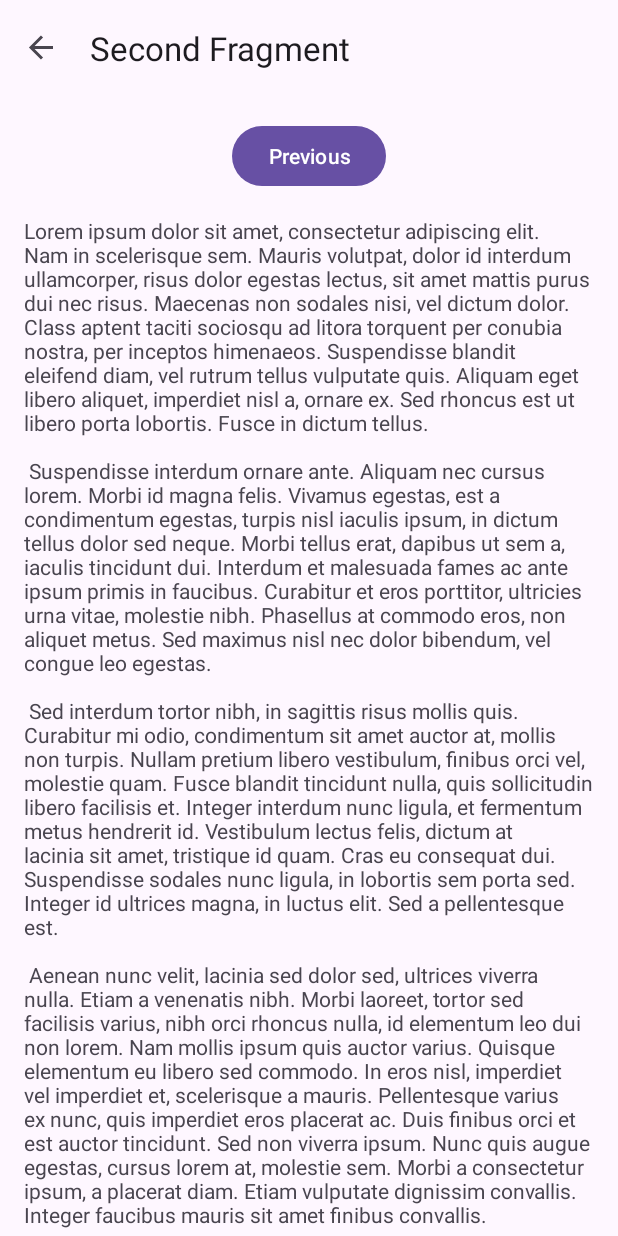
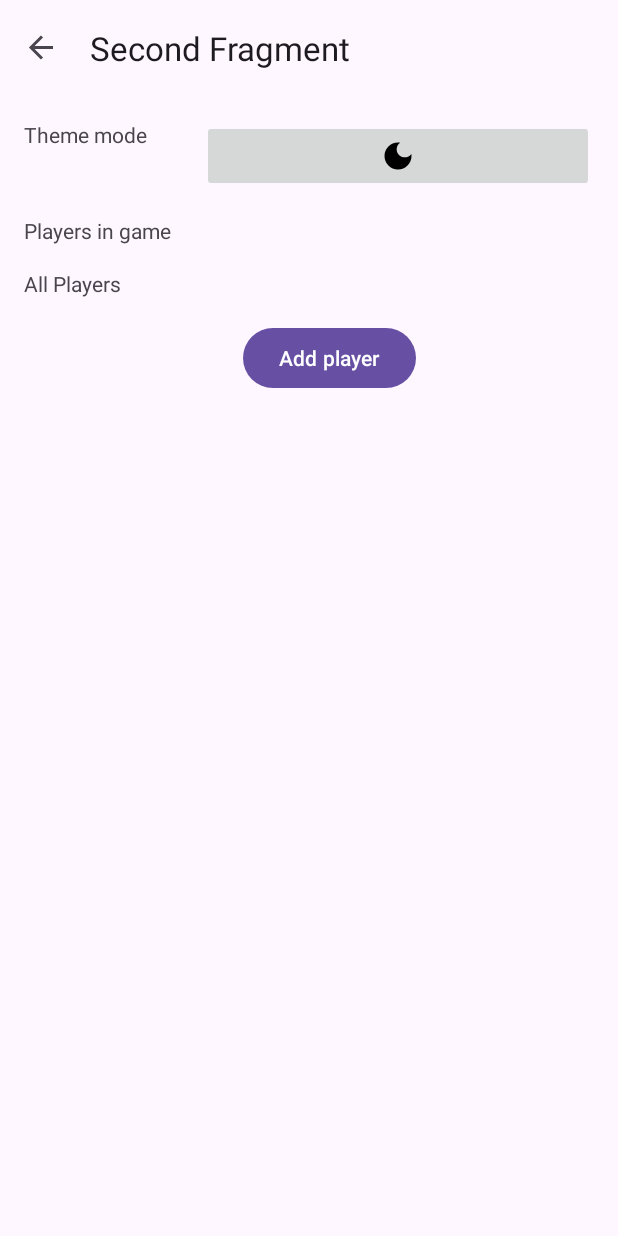
Before and after one commit to exxuslee/MunchkinSimpleCounter, an Android app: the SettingFragment screen opened through its navigation route, on a phone screen of 412 x 824 dp. Run offline under Robolectric (Android 15) with nearby library versions, the phone set to English and light mode, and no system bars; our stand-ins replace Room's generated code, navigation-ui.

Commit message:
config fragment second layout

```diff
--- a/app/src/main/java/com/exxuslee/ui/MainAdapter.kt
+++ b/app/src/main/java/com/exxuslee/ui/MainAdapter.kt
@@ -51,18 +51,6 @@ class MainAdapter : RecyclerView.Adapter<MainAdapter.ViewHolder>() {
         players = players.plus(Player(5))
         players = players.plus(Player(6))
         players = players.plus(Player(7))
-        players = players.plus(Player(7))
-        players = players.plus(Player(7))
-        players = players.plus(Player(7))
-        players = players.plus(Player(7))
-        players = players.plus(Player(7))
-        players = players.plus(Player(7))
-        players = players.plus(Player(7))
-        players = players.plus(Player(7))
-        players = players.plus(Player(7))
-        players = players.plus(Player(7))
-        players = players.plus(Player(7))
-        players = players.plus(Player(7))
         players = players.plus(Player(8))
 
         Log.d(TAG, this.players.toString())
--- a/app/src/main/java/com/exxuslee/ui/MainFragment.kt
+++ b/app/src/main/java/com/exxuslee/ui/MainFragment.kt
@@ -29,11 +29,9 @@ class MainFragment : Fragment(), MenuProvider {
 
     override fun onViewCreated(view: View, savedInstanceState: Bundle?) {
         super.onViewCreated(view, savedInstanceState)
-        val menuHost: MenuHost = requireActivity()
-        menuHost.addMenuProvider(this, viewLifecycleOwner, Lifecycle.State.RESUMED)
+        requireActivity().addMenuProvider(this, viewLifecycleOwner, Lifecycle.State.RESUMED)
+
         viewModel.loadPlayers()
-
-
         val mainAdapter = MainAdapter()
         binding.recyclerView.adapter = mainAdapter
         mainAdapter.tableHeader()
--- a/app/src/main/java/com/exxuslee/ui/SettingFragment.kt
+++ b/app/src/main/java/com/exxuslee/ui/SettingFragment.kt
@@ -26,10 +26,6 @@ class SettingFragment : Fragment() {
 
     override fun onViewCreated(view: View, savedInstanceState: Bundle?) {
         super.onViewCreated(view, savedInstanceState)
-
-        binding.buttonSecond.setOnClickListener {
-            findNavController().navigate(R.id.action_SecondFragment_to_FirstFragment)
-        }
     }
 
     override fun onDestroyView() {
--- /dev/null
+++ b/app/src/main/res/drawable/ic_baseline_dark_mode_24.xml
@@ -0,0 +1,5 @@
+<vector android:height="24dp" android:tint="#000000"
+    android:viewportHeight="24" android:viewportWidth="24"
+    android:width="24dp" xmlns:android="http://schemas.android.com/apk/res/android">
+    <path android:fillColor="@android:color/white" android:pathData="M12,3c-4.97,0 -9,4.03 -9,9s4.03,9 9,9s9,-4.03 9,-9c0,-0.46 -0.04,-0.92 -0.1,-1.36c-0.98,1.37 -2.58,2.26 -4.4,2.26c-2.98,0 -5.4,-2.42 -5.4,-5.4c0,-1.81 0.89,-3.42 2.26,-4.4C12.92,3.04 12.46,3 12,3L12,3z"/>
+</vector>
--- a/app/src/main/res/layout/fragment_first.xml
+++ b/app/src/main/res/layout/fragment_first.xml
@@ -12,7 +12,7 @@
         android:id="@+id/recyclerView"
         android:layout_width="match_parent"
         android:layout_height="wrap_content"
-        android:layout_weight="100"
+        android:layout_weight="95"
         app:layoutManager="androidx.recyclerview.widget.LinearLayoutManager"
         tools:listitem="@layout/recycler_fist" />
 
@@ -21,7 +21,7 @@
         style="@style/Widget.MaterialComponents.BottomNavigationView.Colored"
         android:layout_width="match_parent"
         android:layout_height="wrap_content"
-        android:layout_weight="1"
+        android:layout_weight="5"
         app:menu="@menu/bottom_navigation_menu" />
 
 </LinearLayout>
--- a/app/src/main/res/layout/fragment_second.xml
+++ b/app/src/main/res/layout/fragment_second.xml
@@ -1,35 +1,58 @@
 <?xml version="1.0" encoding="utf-8"?>
-<androidx.core.widget.NestedScrollView xmlns:android="http://schemas.android.com/apk/res/android"
-    xmlns:app="http://schemas.android.com/apk/res-auto"
+<TableLayout xmlns:android="http://schemas.android.com/apk/res/android"
     xmlns:tools="http://schemas.android.com/tools"
     android:layout_width="match_parent"
     android:layout_height="match_parent"
+    android:padding="8dp"
     tools:context=".ui.SettingFragment">
 
-    <androidx.constraintlayout.widget.ConstraintLayout
-        android:layout_width="match_parent"
-        android:layout_height="match_parent"
-        android:padding="16dp">
-
-        <Button
-            android:id="@+id/button_second"
+    <TableRow
+        android:layout_width="fill_parent"
+        android:layout_height="fill_parent"
+        android:padding="8dp">
+        <TextView
+            android:id="@+id/textView"
             android:layout_width="wrap_content"
             android:layout_height="wrap_content"
-            android:text="@string/previous"
-            app:layout_constraintBottom_toTopOf="@id/textview_second"
-            app:layout_constraintEnd_toEndOf="parent"
-            app:layout_constraintStart_toStartOf="parent"
-            app:layout_constraintTop_toTopOf="parent" />
+            android:layout_weight="1"
+            android:text="@string/themeMode" />
 
-        <TextView
-            android:id="@+id/textview_second"
+        <ImageButton
+            android:id="@+id/imageButton"
             android:layout_width="wrap_content"
             android:layout_height="wrap_content"
-            android:layout_marginTop="16dp"
-            android:text="@string/lorem_ipsum"
-            app:layout_constraintBottom_toBottomOf="parent"
-            app:layout_constraintEnd_toEndOf="parent"
-            app:layout_constraintStart_toStartOf="parent"
-            app:layout_constraintTop_toBottomOf="@id/button_second" />
-    </androidx.constraintlayout.widget.ConstraintLayout>
-</androidx.core.widget.NestedScrollView>
+            android:layout_weight="10"
+            android:contentDescription="@string/darkButton"
+            android:minHeight="48dp"
+            android:src="@drawable/ic_baseline_dark_mode_24" />
+    </TableRow>
+
+    <TableRow android:padding="8dp">
+        <TextView
+            android:id="@+id/textView2"
+            android:layout_width="wrap_content"
+            android:layout_height="wrap_content"
+            android:text="@string/onlinePlayers" />
+    </TableRow>
+
+    <TableRow android:padding="8dp">
+        <TextView
+            android:id="@+id/textView3"
+            android:layout_width="wrap_content"
+            android:layout_height="wrap_content"
+            android:text="@string/allPlayers" />
+    </TableRow>
+
+    <TableRow
+        android:layout_width="fill_parent"
+        android:layout_height="fill_parent"
+        android:padding="8dp">
+        <Button
+            android:id="@+id/button"
+            android:layout_width="wrap_content"
+            android:layout_height="wrap_content"
+            android:layout_column="2"
+            android:text="@string/add_player" />
+    </TableRow>
+
+</TableLayout>
--- a/app/src/main/res/values/strings.xml
+++ b/app/src/main/res/values/strings.xml
@@ -51,4 +51,9 @@
     <string name="levelMinus">level -</string>
     <string name="bonusPlus">bonus +</string>
     <string name="bonusMinus">bonus -</string>
+    <string name="darkButton" />
+    <string name="themeMode">Theme mode</string>
+    <string name="onlinePlayers">Players in game</string>
+    <string name="allPlayers">All Players</string>
+    <string name="add_player">Add player</string>
 </resources>
```
